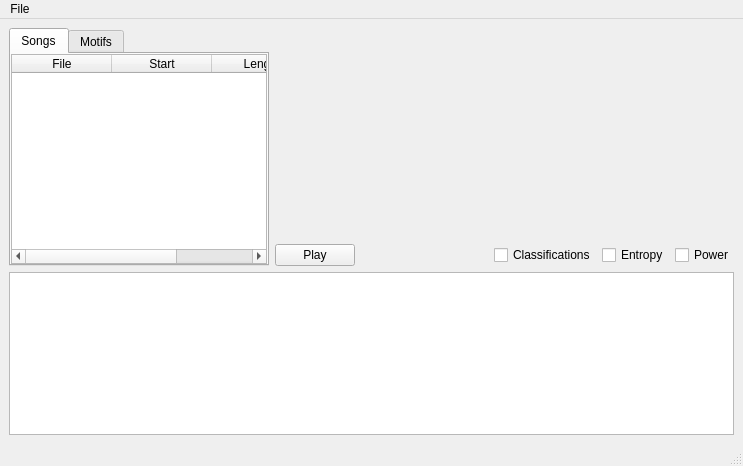
First picture: the form in audioanalysis/main.ui, repository Ticopress/audioanalysis, before the edit.
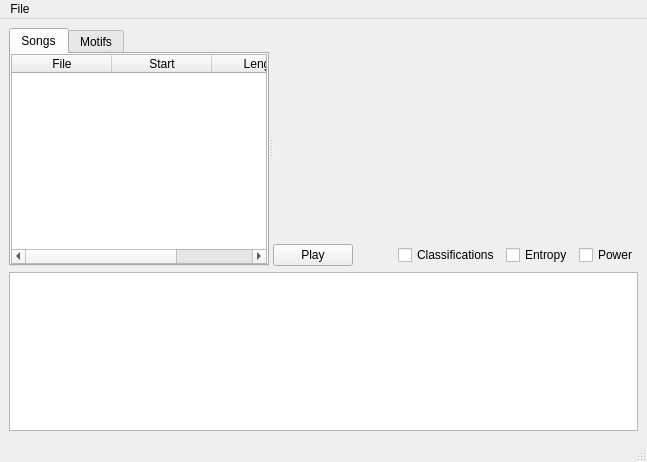
Second picture: the form after the edit. Icons and pictures are not drawn.

Commit message: Add a QSplitter to the table/graph region to allow for resizing

The edit to the form file:
```diff
--- a/audioanalysis/main.ui
+++ b/audioanalysis/main.ui
@@ -6,8 +6,8 @@
    <rect>
     <x>0</x>
     <y>0</y>
-    <width>743</width>
-    <height>466</height>
+    <width>647</width>
+    <height>462</height>
    </rect>
   </property>
   <property name="sizePolicy">
@@ -20,12 +20,18 @@
    <string>Jarvis Lab Audio Analyzer</string>
   </property>
   <widget class="QWidget" name="centralwidget">
-   <layout class="QVBoxLayout" name="verticalLayout">
-    <item>
-     <layout class="QHBoxLayout" name="horizontalLayout_2">
-      <item>
        <layout class="QVBoxLayout" name="verticalLayout_3">
         <item>
+     <widget class="QSplitter" name="splitter_3">
+      <property name="sizePolicy">
+       <sizepolicy hsizetype="Expanding" vsizetype="Expanding">
+        <horstretch>0</horstretch>
+        <verstretch>0</verstretch>
+       </sizepolicy>
+      </property>
+      <property name="orientation">
+       <enum>Qt::Horizontal</enum>
+      </property>
          <widget class="QTabWidget" name="tabs">
           <property name="sizePolicy">
            <sizepolicy hsizetype="Minimum" vsizetype="Expanding">
@@ -146,10 +152,7 @@
            </layout>
           </widget>
          </widget>
-        </item>
-       </layout>
-      </item>
-      <item>
+      <widget class="QWidget" name="">
        <layout class="QVBoxLayout" name="verticalLayout_4">
         <item>
          <spacer name="verticalSpacer">
@@ -269,8 +272,8 @@
          </layout>
         </item>
        </layout>
-      </item>
-     </layout>
+      </widget>
+     </widget>
     </item>
     <item>
      <widget class="QTextEdit" name="console">
@@ -301,7 +304,7 @@
     <rect>
      <x>0</x>
      <y>0</y>
-     <width>743</width>
+     <width>647</width>
      <height>22</height>
     </rect>
    </property>
```
Left out of the diff: 10 changed lines with no effect on the pictures. Lines whose indentation alone changed are shown as unchanged.
